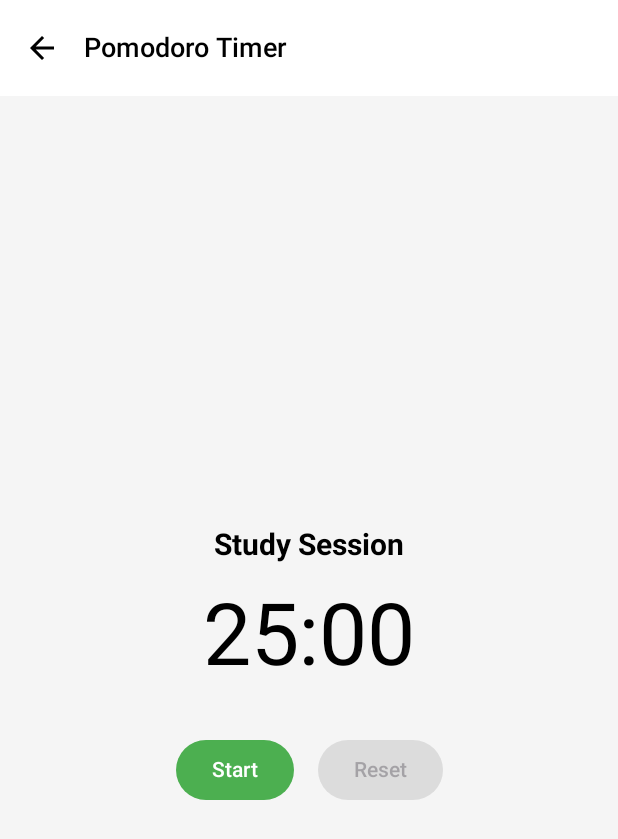
After one commit to RA-122140131-MuhammadSalmanAzizi/GrowPath, an Android app built with Jetpack Compose: the PomodoroScreen screen opened through its navigation route, on a phone screen of 412 x 824 dp. The commit adds this screen. Shown: the top 839 px of the screen. Run offline under Robolectric (Android 15) with nearby library versions, the phone set to English and light mode, and no system bars.

Commit message:
champagne supernova

```diff
--- a/app/src/main/java/com/example/growpath/navigation/NavGraph.kt
+++ b/app/src/main/java/com/example/growpath/navigation/NavGraph.kt
@@ -7,6 +7,9 @@ object NavGraph {
     const val MILESTONE = "milestone/{milestoneId}"
     const val ACHIEVEMENTS = "achievements"
     const val EXPLORE = "explore"
+    const val POMODORO = "pomodoro" // New route for Pomodoro screen
+    const val NOTIFICATIONS = "notifications"
+    const val ABOUT = "about"
 
     fun roadmapWithId(roadmapId: String): String = "roadmap/$roadmapId"
     fun milestoneWithId(milestoneId: String): String = "milestone/$milestoneId"
--- a/app/src/main/java/com/example/growpath/navigation/NavigationHost.kt
+++ b/app/src/main/java/com/example/growpath/navigation/NavigationHost.kt
@@ -36,18 +36,22 @@ fun NavigationHost(
                         },
                         onProfileClick = {
                             navController.navigate(NavGraph.PROFILE)
-                        }
+                        },
+                        navController = navController // Pass NavController
                     )
                 }
 
                 composable(NavGraph.PROFILE) {
                     ProfileScreen(
-                        onBackClick = { navController.popBackStack() }
+                        onBackClick = { navController.popBackStack() },
+                        navController = navController // Pass NavController
                     )
                 }
 
                 composable(NavGraph.ACHIEVEMENTS) {
-                    AchievementsScreen()
+                    AchievementsScreen(
+                        // Pass NavController if needed for navigation from AchievementsScreen
+                    )
                 }
 
                 composable(NavGraph.EXPLORE) {
@@ -82,6 +86,17 @@ fun NavigationHost(
                         onBackClick = { navController.popBackStack() }
                     )
                 }
+                composable(NavGraph.POMODORO) {
+                    PomodoroScreen(
+                        onBackClick = { navController.popBackStack() }
+                    )
+                }
+                composable(NavGraph.NOTIFICATIONS) {
+                    NotificationsScreen()
+                }
+                composable(NavGraph.ABOUT) {
+                    AboutScreen()
+                }
             }
         }
     }
--- a/app/src/main/java/com/example/growpath/screen/DashboardViewModel.kt
+++ b/app/src/main/java/com/example/growpath/screen/DashboardViewModel.kt
@@ -26,11 +26,14 @@ data class DashboardState(
 )
 
 class DashboardViewModel(
-    private val roadmapRepository: RoadmapRepository
+    private val roadmapRepository: RoadmapRepository,
+    private val notificationsViewModel: NotificationsViewModel? = null // Optional injection
 ) : ViewModel() {
 
     private val _state = MutableStateFlow(DashboardState())
     val state: StateFlow<DashboardState> = _state.asStateFlow()
+
+    private var previousCompletedIds: Set<String> = emptySet()
 
     init {
         loadRoadmaps()
@@ -42,10 +45,21 @@ class DashboardViewModel(
 
             try {
                 val roadmapList = roadmapRepository.getRoadmaps()
+                val newCompleted = roadmapList.filter { roadmap -> roadmap.progress >= 1f }
+                val newCompletedIds = newCompleted.map { it.id }.toSet()
+                val justCompleted = newCompleted.filter { it.id !in previousCompletedIds }
+                // Trigger notification for each newly completed roadmap
+                justCompleted.forEach { roadmap ->
+                    notificationsViewModel?.addNotification(
+                        title = "Congrats!",
+                        message = "You have completed the roadmap: ${roadmap.title}"
+                    )
+                }
+                previousCompletedIds = newCompletedIds
                 _state.update {
                     it.copy(
                         inProgressRoadmaps = roadmapList.filter { roadmap -> roadmap.progress in 0.01f..0.99f },
-                        completedRoadmaps = roadmapList.filter { roadmap -> roadmap.progress >= 1f },
+                        completedRoadmaps = newCompleted,
                         notStartedRoadmaps = roadmapList.filter { roadmap -> roadmap.progress == 0f },
                         isLoading = false
                     )
--- /dev/null
+++ b/app/src/main/java/com/example/growpath/screen/PomodoroScreen.kt
@@ -0,0 +1,94 @@
+package com.example.growpath.screen
+
+import androidx.compose.foundation.layout.*
+import androidx.compose.material.icons.Icons
+import androidx.compose.material.icons.automirrored.filled.ArrowBack
+import androidx.compose.material3.*
+import androidx.compose.runtime.*
+import androidx.compose.ui.Alignment
+import androidx.compose.ui.Modifier
+import androidx.compose.ui.unit.dp
+import kotlinx.coroutines.delay
+
+@OptIn(ExperimentalMaterial3Api::class)
+@Composable
+fun PomodoroScreen(onBackClick: () -> Unit) {
+    var timeLeft by remember { mutableStateOf(25 * 60) } // 25 minutes in seconds
+    var isActive by remember { mutableStateOf(false) }
+    var isBreak by remember { mutableStateOf(false) }
+
+    LaunchedEffect(isActive, timeLeft) {
+        if (isActive && timeLeft > 0) {
+            delay(1000)
+            timeLeft--
+        } else if (timeLeft == 0) {
+            isActive = false
+            // TODO: Add sound notification or vibration
+            if (!isBreak) {
+                // Start break
+                isBreak = true
+                timeLeft = 5 * 60 // 5 minutes break
+            } else {
+                // Start new session
+                isBreak = false
+                timeLeft = 25 * 60 // 25 minutes session
+            }
+        }
+    }
+
+    Scaffold(
+        topBar = {
+            TopAppBar(
+                title = { Text("Pomodoro Timer") },
+                navigationIcon = {
+                    IconButton(onClick = onBackClick) {
+                        Icon(Icons.AutoMirrored.Filled.ArrowBack, contentDescription = "Back")
+                    }
+                }
+            )
+        }
+    ) { padding ->
+        Column(
+            modifier = Modifier
+                .fillMaxSize()
+                .padding(padding)
+                .padding(16.dp),
+            horizontalAlignment = Alignment.CenterHorizontally,
+            verticalArrangement = Arrangement.Center
+        ) {
+            Text(
+                text = if (isBreak) "Break Time!" else "Study Session",
+                style = MaterialTheme.typography.headlineSmall
+            )
+            Spacer(modifier = Modifier.height(16.dp))
+            Text(
+                text = formatTime(timeLeft),
+                style = MaterialTheme.typography.displayLarge
+            )
+            Spacer(modifier = Modifier.height(32.dp))
+            Row(
+                horizontalArrangement = Arrangement.spacedBy(16.dp)
+            ) {
+                Button(onClick = { isActive = !isActive }) {
+                    Text(if (isActive) "Pause" else if (timeLeft == 0 || (isBreak && timeLeft == 5*60) || (!isBreak && timeLeft == 25*60) ) "Start" else "Resume")
+                }
+                Button(
+                    onClick = {
+                        isActive = false
+                        isBreak = false
+                        timeLeft = 25 * 60
+                    },
+                    enabled = timeLeft < 25 * 60 || isBreak
+                ) {
+                    Text("Reset")
+                }
+            }
+        }
+    }
+}
+
+fun formatTime(seconds: Int): String {
+    val minutes = seconds / 60
+    val remainingSeconds = seconds % 60
+    return "%02d:%02d".format(minutes, remainingSeconds)
+}
```
Also changed, not shown: app/src/main/java/com/example/growpath/component/HomeWidgets.kt (+24 -4 lines), app/src/main/java/com/example/growpath/navigation/BottomNavigationBar.kt (+11 -10 lines), app/src/main/java/com/example/growpath/screen/AboutScreen.kt (added, +29 -0 lines), app/src/main/java/com/example/growpath/screen/NotificationsScreen.kt (added, +49 -0 lines), app/src/main/java/com/example/growpath/screen/NotificationsViewModel.kt (added, +30 -0 lines).
